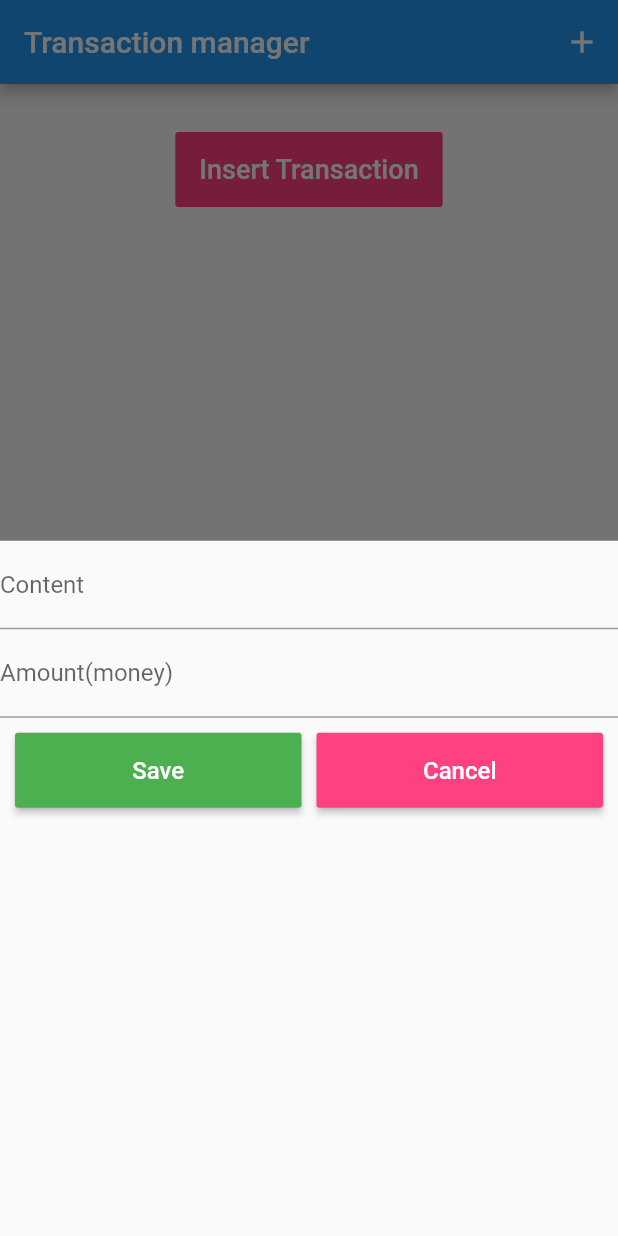
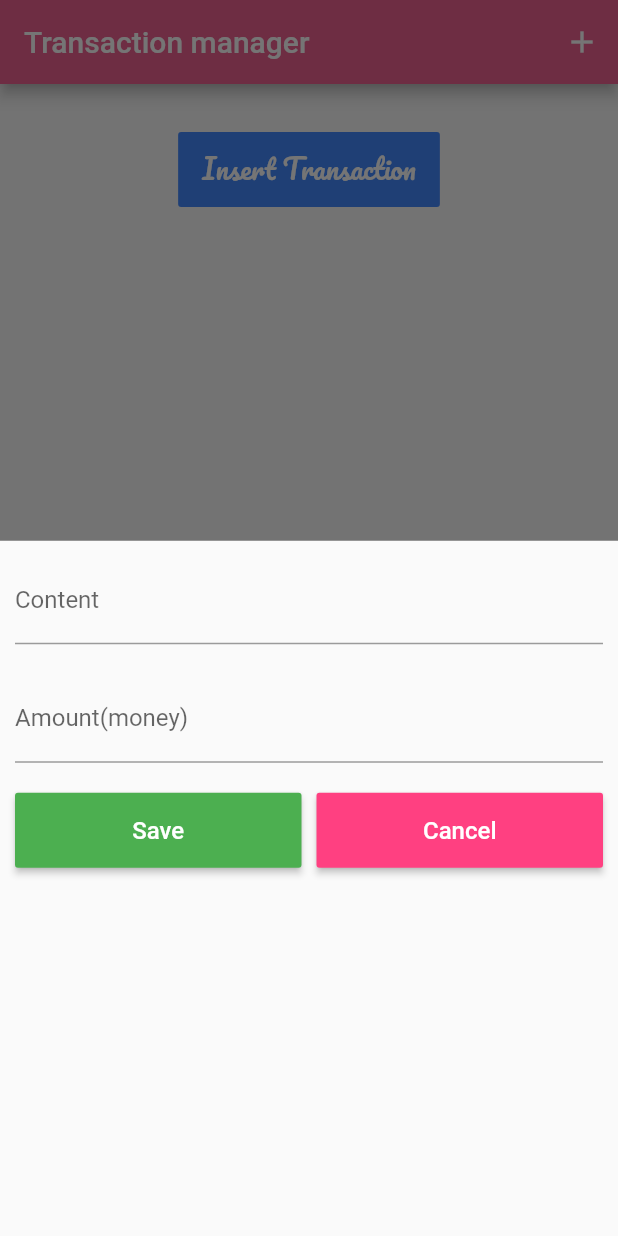
Before and after one commit to VangThao1905/flutter-basic, a Flutter app: the screen it shows after launch, after a tap on "Insert Transaction", on a phone screen of 412 x 824 dp. Run offline on Flutter 3.47's test engine with Material 2 defaults, Android fonts, the phone set to English and light mode, and no system bars.

Commit message:
learn font and theme

```diff
--- a/myfirstapp/lib/main.dart
+++ b/myfirstapp/lib/main.dart
@@ -5,6 +5,8 @@ import 'myapp.dart';
 void main() {
   runApp(MaterialApp(
     title: "Transaction app",
+    theme: ThemeData(
+        primaryColor: Colors.pink[300], accentColor: Colors.blueAccent),
     home: MyApp(),
   ));
 }
--- a/myfirstapp/lib/myapp.dart
+++ b/myfirstapp/lib/myapp.dart
@@ -1,3 +1,4 @@
+import 'package:flutter/cupertino.dart';
 import 'package:flutter/material.dart';
 import 'package:myfirstapp/transaction_list.dart';
 
@@ -47,7 +48,9 @@ class _MyAppState extends State<MyApp> with WidgetsBindingObserver {
         builder: (context) {
           return Column(
             children: [
-              TextField(
+              Container(
+                padding: EdgeInsets.all(10),
+                child: TextField(
                   decoration: const InputDecoration(labelText: 'Content'),
                   controller: _contentController,
                   onChanged: (text) {
@@ -56,7 +59,10 @@ class _MyAppState extends State<MyApp> with WidgetsBindingObserver {
                     });
                   },
                 ),
-              TextField(
+              ),
+              Container(
+                padding: EdgeInsets.all(10),
+                child: TextField(
                   decoration: const InputDecoration(labelText: 'Amount(money)'),
                   controller: _amountController,
                   onChanged: (text) {
@@ -64,6 +70,7 @@ class _MyAppState extends State<MyApp> with WidgetsBindingObserver {
                       _transaction.amount = double.tryParse(text)!;
                     });
                   },
+                ),
               ),
               Container(
                 padding: EdgeInsets.all(10),
@@ -82,6 +89,7 @@ class _MyAppState extends State<MyApp> with WidgetsBindingObserver {
                             setState(() {
                               this._insertTransaction();
                             });
+                            Navigator.of(context).pop();
                           }),
                       height: 50,
                     )),
@@ -111,6 +119,7 @@ class _MyAppState extends State<MyApp> with WidgetsBindingObserver {
   Widget build(BuildContext context) {
     return Scaffold(
       appBar: AppBar(
+        backgroundColor: Theme.of(context).primaryColor,
         title: const Text('Transaction manager'),
         actions: [
           IconButton(
@@ -126,6 +135,7 @@ class _MyAppState extends State<MyApp> with WidgetsBindingObserver {
         onPressed: () {
           _onBottomShowModalSheet();
         },
+        backgroundColor: Theme.of(context).primaryColor,
       ),
       key: _scaffoldKey,
       body: SafeArea(
@@ -140,9 +150,10 @@ class _MyAppState extends State<MyApp> with WidgetsBindingObserver {
                     child: FlatButton(
                       child: const Text(
                         'Insert Transaction',
-                        style: TextStyle(fontSize: 18),
+                        style: TextStyle(
+                            fontSize: 18, fontFamily: "Pacifico"),
                       ),
-                      color: Colors.pinkAccent,
+                      color: Theme.of(context).accentColor,
                       textColor: Colors.white,
                       onPressed: () {
                         this._onBottomShowModalSheet();
```
Also changed, not shown: myfirstapp/pubspec.yaml (+11 -12 lines), myfirstapp/assets/fonts/Pacifico/Pacifico.ttf (added). Lines whose indentation alone changed are shown as unchanged.
